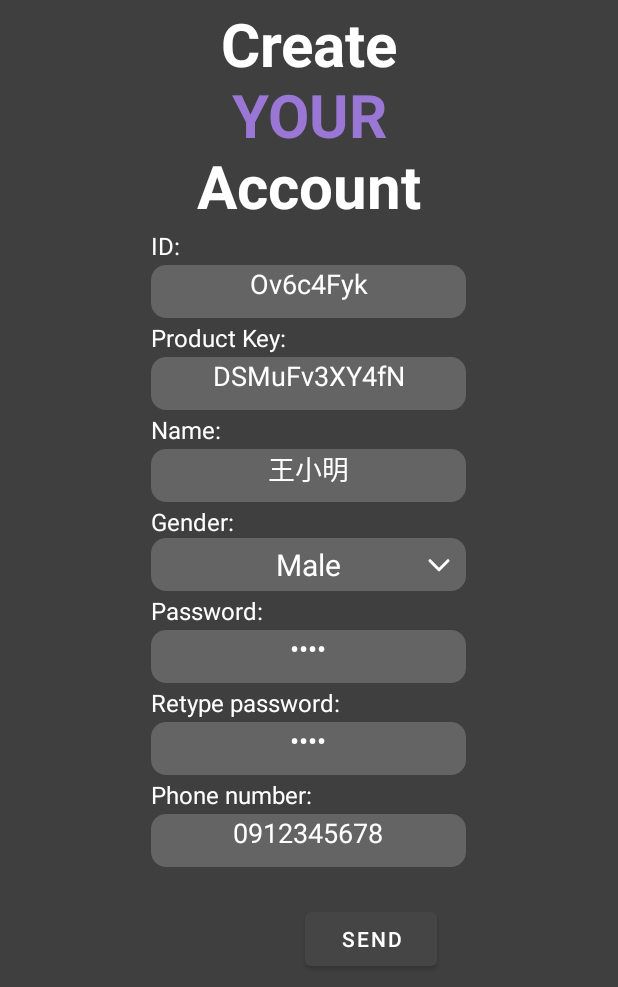
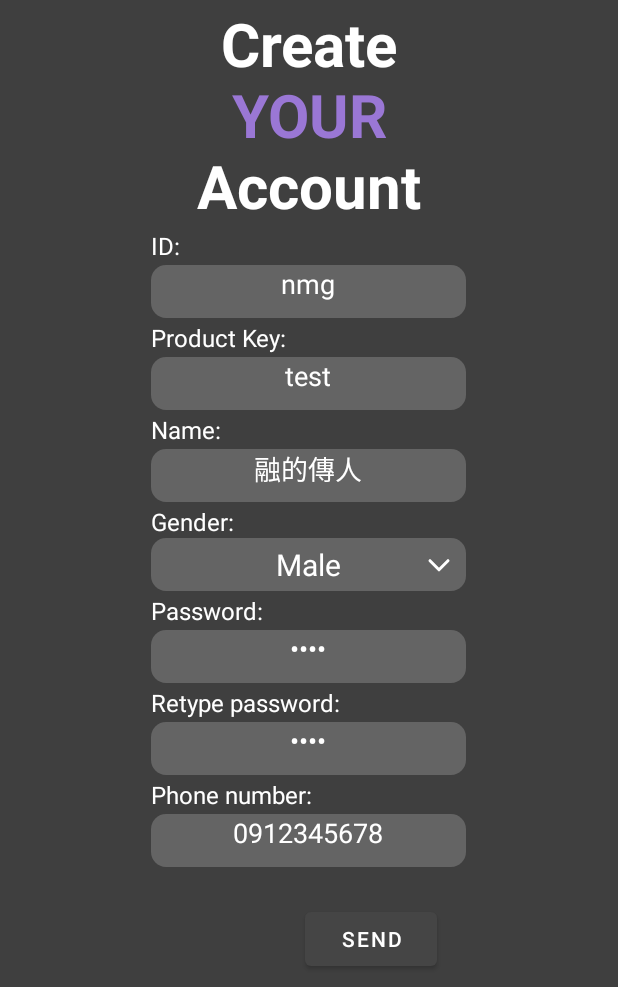
Before and after one commit to KongRong911104/sfc_app, an Android app built with Jetpack Compose: the screen it shows after launch (SignUp), on a phone screen of 412 x 824 dp. Shown: the top 987 px of the screen. Run offline under Robolectric (Android 15) with nearby library versions, the phone set to English and light mode, and no system bars.

Commit message:
sign up ok

```diff
--- a/app/src/main/res/layout/sign_up.xml
+++ b/app/src/main/res/layout/sign_up.xml
@@ -60,7 +60,7 @@
                 android:gravity="center_horizontal"
                 android:hint="Your ID"
                 android:inputType="text"
-                android:text="Ov6c4Fyk"
+                android:text="nmg"
                 android:textColor="#FFFFFF"
                 tools:ignore="MissingConstraints" />
 
@@ -90,7 +90,7 @@
                 android:gravity="center_horizontal"
                 android:hint="Your Product Key"
                 android:inputType="text"
-                android:text="DSMuFv3XY4fN"
+                android:text="test"
                 android:textColor="#FFFFFF"
                 tools:ignore="MissingConstraints" />
 
@@ -120,7 +120,7 @@
                 android:gravity="center_horizontal"
                 android:hint="Your Name"
                 android:inputType="text"
-                android:text="王小明"
+                android:text="融的傳人"
                 android:textColor="#FFFFFF"
                 tools:ignore="MissingConstraints" />
 
```
Also changed, not shown: app/src/main/java/com/example/sfc_front/SignUp.kt (+43 -43 lines), app/src/main/java/com/example/sfc_front/ui/home/NoteActivity.kt (+15 -13 lines).
